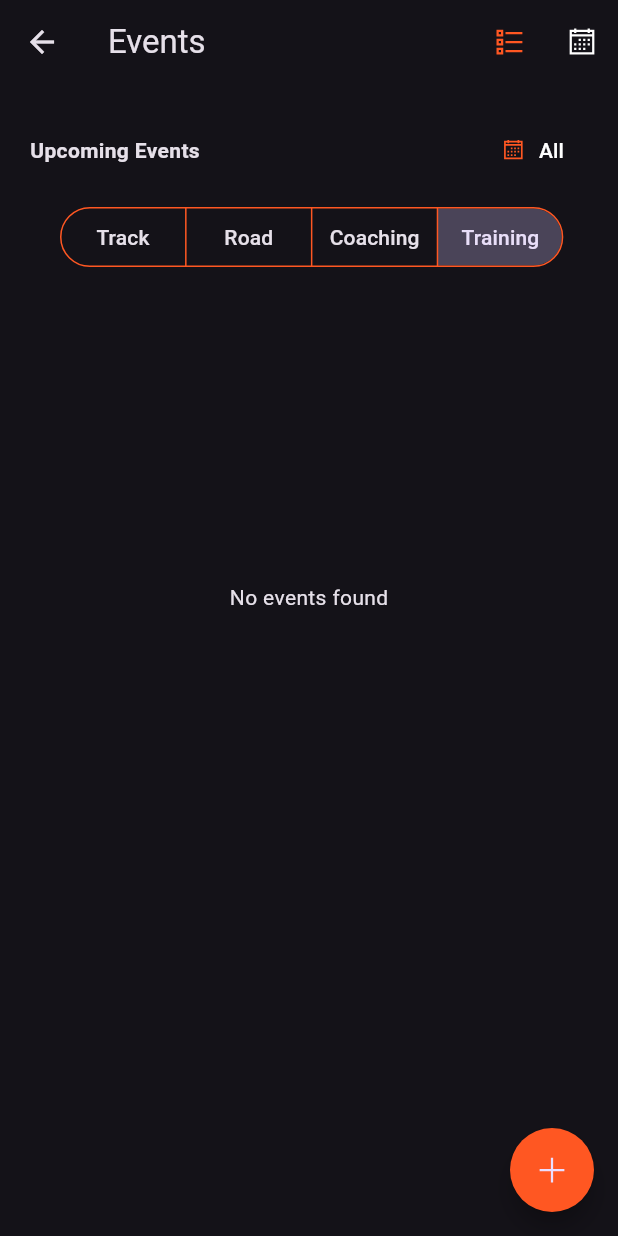
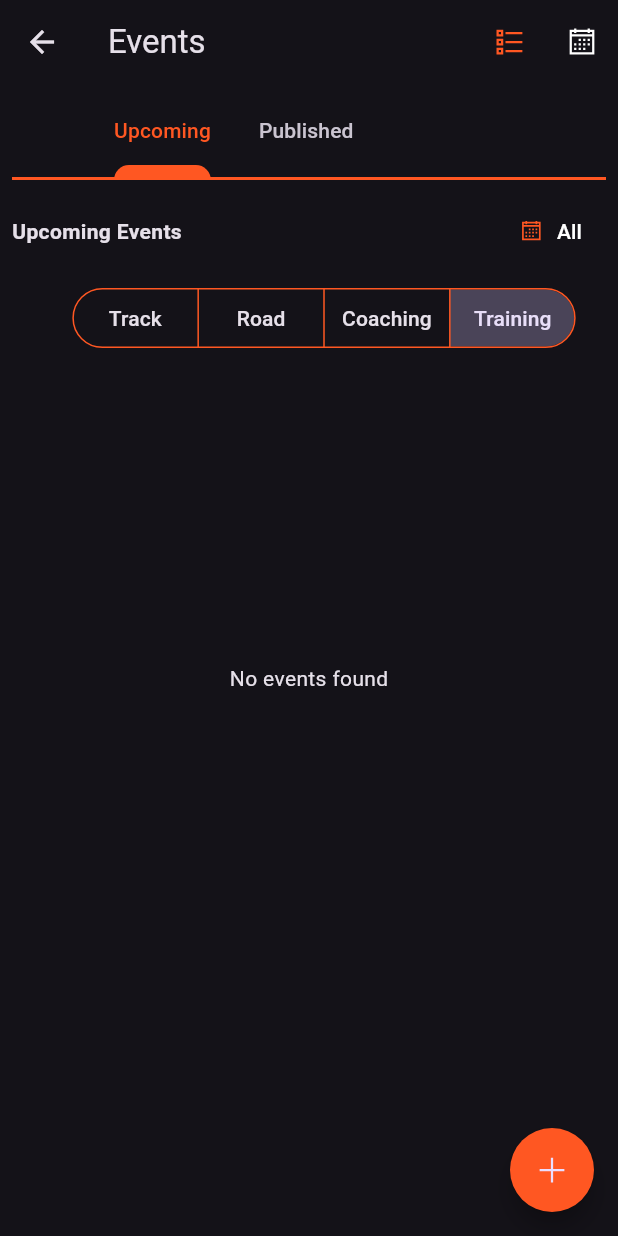
Before and after one commit to DanishAjaib/log_my_ride_poc, a Flutter app: the EventsScreen screen opened directly, on a phone screen of 412 x 824 dp. Run offline on Flutter 3.47's test engine with Material 3 defaults, Android fonts, the phone set to English and light mode, and no system bars; our stand-ins replace audioplayers, cloud_firestore, faker, file_picker, firebase_core, fl_chart and 19 more; missing offline and left inert: flutter_osm_plugin, multiavatar; accounts and stored records are empty; Roboto replaces fonts that are missing (RobotoFlex).

Commit message:
added published events

```diff
--- a/lib/views/screens/events_screen.dart
+++ b/lib/views/screens/events_screen.dart
@@ -5,6 +5,7 @@ import 'package:intl/intl.dart';
 import 'package:line_icons/line_icons.dart';
 import 'package:log_my_ride/controllers/user_controller.dart';
 import 'package:log_my_ride/utils/utils.dart';
+import 'package:log_my_ride/views/screens/complete_event_screen.dart';
 import 'package:log_my_ride/views/screens/event_summary_screen.dart';
 import 'package:log_my_ride/views/screens/login_screen.dart';
 import 'package:log_my_ride/views/screens/new_road_coach_event_screen.dart';
@@ -26,15 +27,21 @@ class EventsScreen extends StatefulWidget {
   State<EventsScreen> createState() => _EventsScreenState();
 }
 
-class _EventsScreenState extends State<EventsScreen> {
+class _EventsScreenState extends State<EventsScreen>  with TickerProviderStateMixin {
   var selectedMode = 0;
   var eventsController = Get.put(EventController());
+  late TabController  controller;
 
   String currentFilter = 'All';
 
   Set<String> selectedEventType = {'Training'};
   var allEventTypes = ['Track', 'Road', 'Coaching', 'Training'];
 
+  @override
+  void initState() {
+    controller  = TabController(length: 2, vsync: this);
+    super.initState();
+  }
   @override
   Widget build(BuildContext context) {
     return Scaffold(
@@ -146,13 +153,34 @@ class _EventsScreenState extends State<EventsScreen> {
         ],
       ),
       body: Padding(
-        padding: const EdgeInsets.all(20),
-        child: selectedMode == 0 ? SingleChildScrollView(
+        padding: const EdgeInsets.all(8),
+        child: selectedMode == 0 ? Column(
+          crossAxisAlignment: CrossAxisAlignment.start,
+          children: [
+            TabBar(
+              dividerColor: primaryColor,
+              dividerHeight: 2,
+              splashBorderRadius: BorderRadius.only( topLeft: Radius.circular(10), topRight: Radius.circular(10)),
+              indicatorWeight: 10,
+              indicatorSize: TabBarIndicatorSize.label,
+              isScrollable: true,
+              indicatorColor: primaryColor,
+              labelColor: primaryColor,
+              controller: controller,
+              tabs: [
+              Tab(text: 'Upcoming',),
+              Tab(text: 'Published',),
+            ],),
+            const SizedBox(height: 10,),
+
+            Expanded(
+              child: TabBarView(
+                controller: controller,
+               children: [
+                 SingleChildScrollView(
                    physics: const BouncingScrollPhysics(),
                    child: Column(
-            crossAxisAlignment: CrossAxisAlignment.start,
                      children: [
-
                        Row(
                          children: [
                            const Text('Upcoming Events', style: TextStyle(fontSize: 14, fontWeight: FontWeight.bold),),
@@ -308,6 +336,41 @@ class _EventsScreenState extends State<EventsScreen> {
 
                      ],
                    ),
+                 ),
+                 Column(
+                   children: [
+                     Obx(() {
+                       var userTypeEvents = getUserTypeEvents(eventsController.events);
+                       var publishedEvents = eventsController.events.where((element) => element['published'] == true).toList();
+
+
+                       return getEventsLength(publishedEvents) > 0 ?ListView.builder(
+
+                         shrinkWrap: true,
+                         itemCount: publishedEvents.length,
+                         itemBuilder: (context, index) {
+                           return Padding(
+                             padding: const EdgeInsets.only(bottom: 5),
+                             child: EventTile(
+                               event: publishedEvents[index],
+                               onPressed: () {
+                                 Get.to(() => CompleteEventScreen(currentEvent: publishedEvents[index],));
+                               },
+                             ),
+                           );
+                         },
+                       ) : Container(
+                           height: Get.height * 0.5,
+                           child: const Center(child: Text('No events found'),));
+                     }),
+                   ],
+                 )
+               ],
+              ),
+            )
+
+
+          ],
         ) : Center(
           child: SfCalendar(
             todayHighlightColor: primaryColor,
--- a/lib/views/screens/find_a_challenge_screen.dart
+++ b/lib/views/screens/find_a_challenge_screen.dart
@@ -121,7 +121,7 @@ class _FindAChallengeScreenState extends State<FindAChallengeScreen>  with Singl
             TabBar(
               dividerColor: primaryColor,
               dividerHeight: 2,
-              splashBorderRadius: BorderRadius.circular(10),
+              splashBorderRadius: BorderRadius.only( topLeft: Radius.circular(10), topRight: Radius.circular(10)),
               indicatorWeight: 10,
               indicatorSize: TabBarIndicatorSize.label,
               isScrollable: true,
--- a/lib/views/screens/new_road_coach_event_screen.dart
+++ b/lib/views/screens/new_road_coach_event_screen.dart
@@ -174,8 +174,11 @@ class _NewRideCoachEventScreenState extends State<NewRideCoachEventScreen> {
                             TextButton(
                               onPressed: () {
                                 Navigator.pop(context);
-                                FirebaseFirestore.instance.collection('rides').add({
+                                var eventId = FirebaseFirestore.instance.collection('rides').doc().id;
+                                FirebaseFirestore.instance.collection('rides').doc(eventId).set({
                                   'type': _selectedType.first,
+                                  'eventId': eventId,
+                                  'published': false,
                                   'tripType': _selectedTripType.first,
                                   'eventType': 'Coach - Road',
                                   'eventCategory': _selectedTripCategoryType.first,
--- a/lib/views/screens/new_road_event_screen.dart
+++ b/lib/views/screens/new_road_event_screen.dart
@@ -161,9 +161,12 @@ class _NewRideEventScreenState extends State<NewRideEventScreen> {
                             TextButton(
                               onPressed: () {
                                 Navigator.pop(context);
-                                FirebaseFirestore.instance.collection('rides').add({
+                                var eventId = FirebaseFirestore.instance.collection('rides').doc().id;
+                                FirebaseFirestore.instance.collection('rides').doc(eventId).set({
                                   'type': _selectedType.first,
                                   'tripType': _selectedTripType.first,
+                                  'eventId': eventId,
+                                  'published': false,
                                   'eventType': 'Rider - Road',
                                   'surfaceType': _selectedSurfaceType.first,
                                   'rideTime': selectedRideTime,
--- a/lib/views/screens/new_track_coach_event_screen.dart
+++ b/lib/views/screens/new_track_coach_event_screen.dart
@@ -206,9 +206,12 @@ class _NewTrackRideCoachEventScreen extends State<NewTrackRideCoachEventScreen>
                             TextButton(
                               onPressed: () {
                                 Navigator.pop(context);
-                                FirebaseFirestore.instance.collection('rides').add({
+                                var eventId = FirebaseFirestore.instance.collection('rides').doc().id;
+                                FirebaseFirestore.instance.collection('rides').doc(eventId).set({
                                   'type': _selectedType.first,
                                   'tripType': _selectedTripType.first,
+                                  'eventId': eventId,
+                                  'published': false,
                                   'eventType': 'Coach - Track',
                                   'visibility': _selectedVisibilityType.first,
                                   'openTo': openTo,
--- a/lib/views/screens/new_track_event_screen.dart
+++ b/lib/views/screens/new_track_event_screen.dart
@@ -176,8 +176,11 @@ class _NewTrackRideEventScreen extends State<NewTrackRideEventScreen> {
                             TextButton(
                               onPressed: () {
                                 Navigator.pop(context);
-                                FirebaseFirestore.instance.collection('rides').add({
+                                var eventId = FirebaseFirestore.instance.collection('rides').doc().id;
+                                FirebaseFirestore.instance.collection('rides').doc(eventId).set({
                                   'type': _selectedType.first,
+                                  'eventId': eventId,
+                                  'published': false,
                                   'tripType': _selectedTripType.first,
                                   'surfaceType': _selectedSurfaceType.first,
                                   'eventType': 'Rider - Track',
--- a/lib/views/screens/new_track_promoter_event_screen.dart
+++ b/lib/views/screens/new_track_promoter_event_screen.dart
@@ -203,9 +203,12 @@ class _NewTrackRidePromoterEventScreen extends State<NewTrackRidePromoterEventSc
                             TextButton(
                               onPressed: () {
                                 Navigator.pop(context);
-                                FirebaseFirestore.instance.collection('rides').add({
+                                var eventId    = FirebaseFirestore.instance.collection('rides').doc().id;
+                                FirebaseFirestore.instance.collection('rides').doc(eventId).set({
                                   'type': _selectedType.first,
                                   'eventType': 'Promoter-Track',
+                                  'eventId': eventId,
+                                  'published': false,
                                   'tripType': _selectedTripType.first,
                                   'minRiderSkill': requiredSkill,
                                   'surfaceType': _selectedSurfaceType.first,
```
Also changed, not shown: lib/controllers/events_controller.dart (+7 -2 lines), lib/views/screens/complete_event_screen.dart (+4 -3 lines). Lines whose indentation alone changed are shown as unchanged.
